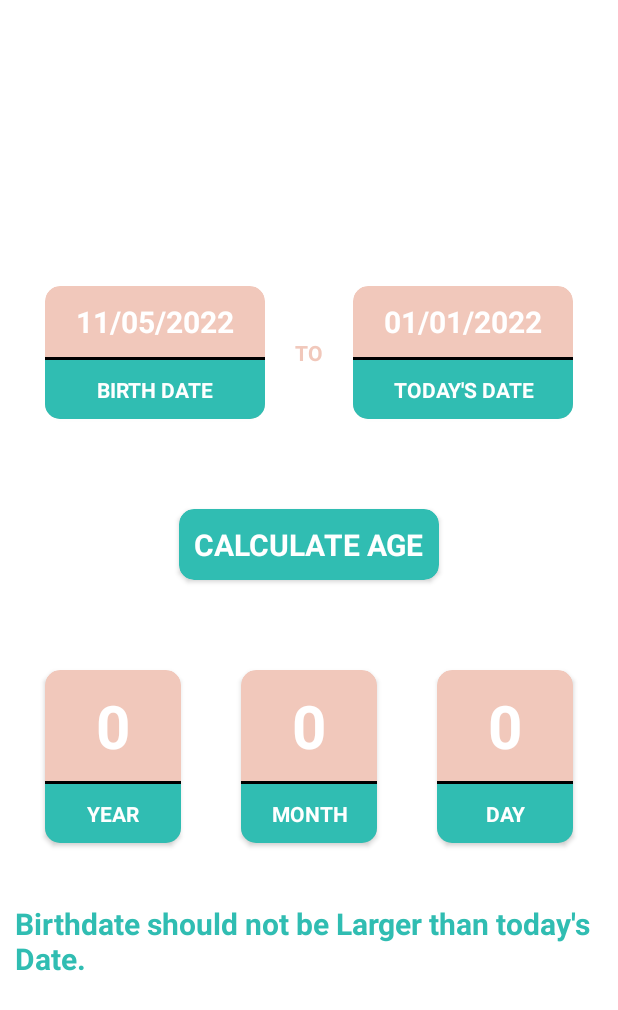
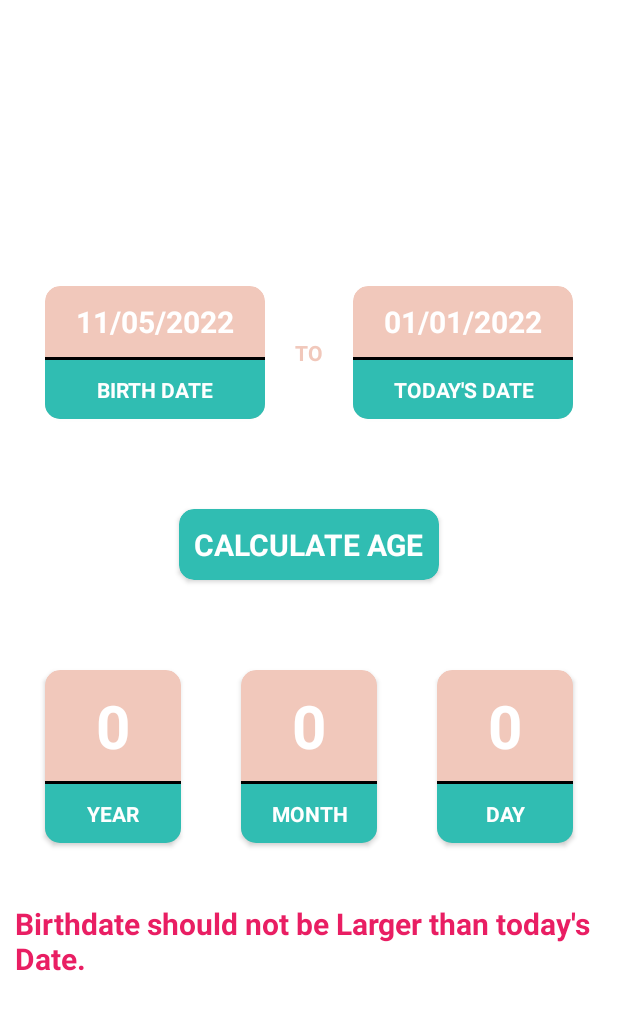
Before and after one commit to Android-App-Development-Instructory/Age-Calculator, an Android app: the screen it shows after launch (MainActivity), after a tap on "CALCULATE AGE", on a phone screen of 412 x 824 dp. Shown: the top 1010 px of the screen. Run offline under Robolectric (Android 15) with nearby library versions, the phone set to English and light mode, and no system bars.

```diff
--- a/app/src/main/java/com/alaminkarno/agecalculator/MainActivity.java
+++ b/app/src/main/java/com/alaminkarno/agecalculator/MainActivity.java
@@ -103,6 +103,9 @@ public class MainActivity extends AppCompatActivity {
             public void onClick(View v) {
 
                 errorTv.setText("");
+                animateTextWithResult(0,yearTV);
+                animateTextWithResult(0,monthTV);
+                animateTextWithResult(0,dayTV);
 
                 String birthDate = birthTV.getText().toString();
                 String todayDate = todayTV.getText().toString();
--- a/app/src/main/res/layout/activity_main.xml
+++ b/app/src/main/res/layout/activity_main.xml
@@ -361,6 +361,6 @@
         android:layout_height="wrap_content"
         android:textSize="20sp"
         android:textStyle="bold"
-        android:textColor="#30BDB2"/>
+        android:textColor="#E91E63"/>
 
 </LinearLayout>
```
Also changed, not shown: 6 other files.
